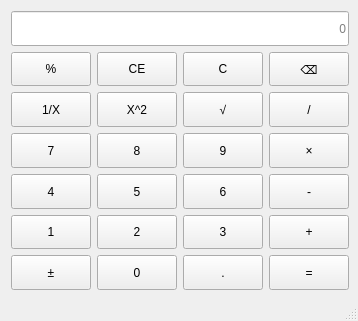
Before: the Qt Designer form mainwindow.ui in wenbo8508-sketch/simple_computer, drawn with Qt 5.
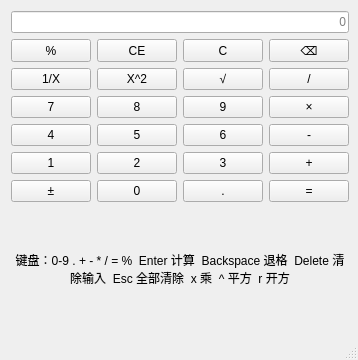
After: the same form once the commit is applied.

Commit message:
使用样式表美化界面，并整理窗口与成员访问权限
1. 新增 style.qss + resources.qrc（:/style/style.qss）：深色计算器屏幕、
   数字键/运算符键/功能键分色、圆角和 hover/pressed 反馈，构造函数里加载。
2. 窗口标题改为"带键盘事件的计算器"，并隐藏模板自带的空菜单栏。
3. 在 Designer 的 verticalLayout 里补一个 hintLabel，列出键盘按键对照表，
   窗口高度相应从 321 调到 360。
4. 把 operand / opcode / operands / opcodes / calculation() 等内部状态和
   辅助函数从 public（之前误留在 protected）收进 private，外部只能通过
   按键驱动状态机；binaryOperatorClicked() 改用成员 opcode 记录运算符，
   不再遮蔽同名成员变量。
5. main.cpp 由 QApplication::exec() 改为 a.exec()。
6. 增加 2 个用例校验标题、样式表资源加载和焦点策略，共 31 个测试通过。

Diff of the .ui file:
```diff
--- a/mainwindow.ui
+++ b/mainwindow.ui
@@ -7,7 +7,7 @@
     <x>0</x>
     <y>0</y>
     <width>338</width>
-    <height>321</height>
+    <height>360</height>
    </rect>
   </property>
   <property name="windowTitle">
@@ -353,6 +353,19 @@
       </item>
      </layout>
     </item>
+    <item>
+     <widget class="QLabel" name="hintLabel">
+      <property name="text">
+       <string>键盘：0-9 . + - * / = %  Enter 计算  Backspace 退格  Delete 清除输入  Esc 全部清除  x 乘  ^ 平方  r 开方</string>
+      </property>
+      <property name="alignment">
+       <set>Qt::AlignmentFlag::AlignCenter</set>
+      </property>
+      <property name="wordWrap">
+       <bool>true</bool>
+      </property>
+     </widget>
+    </item>
    </layout>
   </widget>
   <widget class="QMenuBar" name="menubar">
```
Left out of the diff: 2 changed lines with no effect on the pictures. The commit also changes 7 other files.
